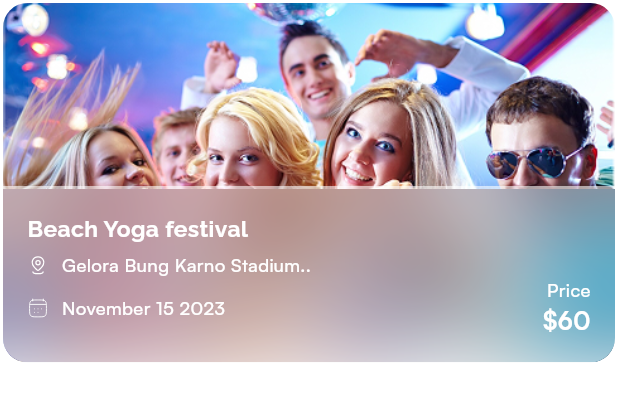
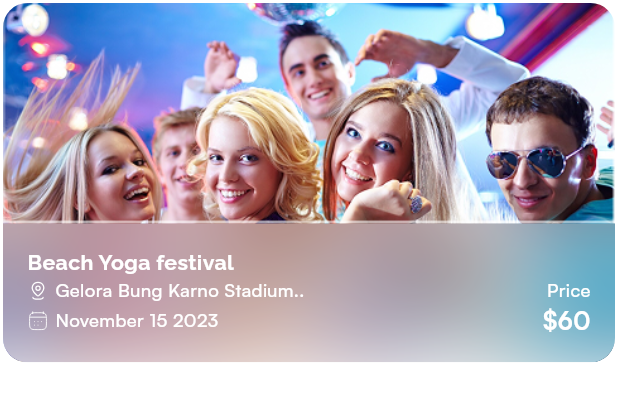
Before and after one commit to Jossyboydgenius/BetterBreaks, a Flutter app: the EventCard widget shown alone on an empty page, opened directly, on a phone screen of 412 x 824 dp. Shown: the top 401 px of the screen. Run offline on Flutter 3.47's test engine with Material 3 defaults, Android fonts, the phone set to English and light mode, and no system bars; our stand-ins replace bot_toast, connectivity_plus, dots_indicator, flutter_dotenv, flutter_screenutil, flutter_svg and 3 more; project files that could hold a hidden picture were left out.

Commit message:
Refactor EventCard layout for improved readability and styling. Adjust font sizes, enhance location and price display with icons, and streamline content structure for better visual hierarchy.

```diff
--- a/lib/ui/widgets/event_card.dart
+++ b/lib/ui/widgets/event_card.dart
@@ -40,7 +40,7 @@ class EventCard extends StatelessWidget {
         );
       },
       child: Container(
-        height: 240.h, // Increased height
+        height: 240.h,
         decoration: BoxDecoration(
           borderRadius: BorderRadius.circular(16.r),
           border: Border.all(
@@ -52,18 +52,22 @@ class EventCard extends StatelessWidget {
           borderRadius: BorderRadius.circular(16.r),
           child: Stack(
             children: [
+              // Background image
               AppImages(
                 imagePath: image,
                 width: double.infinity,
                 height: double.infinity,
                 fit: BoxFit.cover,
               ),
+
+              // Content overlay
               Positioned(
                 left: 0,
                 right: 0,
                 bottom: 0,
                 child: Column(
                   children: [
+                    // White separator line
                     Container(
                       height: 2.h,
                       color: Colors.white.withOpacity(0.6),
@@ -77,23 +81,31 @@ class EventCard extends StatelessWidget {
                           child: Column(
                             crossAxisAlignment: CrossAxisAlignment.start,
                             children: [
+                              // Title
                               Text(
                                 title,
                                 style: AppTextStyle.raleway(
-                                  fontSize: 15.sp,
+                                  fontSize: 14.sp,
                                   fontWeight: FontWeight.w700,
                                   color: Colors.white,
                                 ),
                               ),
-                              SizedBox(height: 4.h),
+                              // SizedBox(height: 4.h),
+
+                              // Location and Price label in a row
                               Row(
+                                crossAxisAlignment: CrossAxisAlignment.start,
+                                children: [
+                                  // Location and icon
+                                  Expanded(
+                                    child: Row(
                                       children: [
                                         AppIcons(
                                           icon: AppIconData.location01,
                                           size: 14.r,
                                           color: Colors.white,
                                         ),
-                                  SizedBox(width: 8.w),
+                                        SizedBox(width: 4.w),
                                         Expanded(
                                           child: Text(
                                             location,
@@ -102,19 +114,40 @@ class EventCard extends StatelessWidget {
                                               fontWeight: FontWeight.w500,
                                               color: Colors.white,
                                             ),
+                                            overflow: TextOverflow.ellipsis,
                                           ),
                                         ),
                                       ],
                                     ),
-                              // SizedBox(height: 4.h),
+                                  ),
+
+                                  // Price label (right aligned)
+                                  Text(
+                                    'Price',
+                                    style: AppTextStyle.satoshi(
+                                      fontSize: 12.sp,
+                                      fontWeight: FontWeight.w500,
+                                      color: Colors.white,
+                                    ),
+                                  ),
+                                ],
+                              ),
+
+                              // SizedBox(height: 14.h),
+
+                              // Date and Price value in a row
                               Row(
+                                children: [
+                                  // Date
+                                  Expanded(
+                                    child: Row(
                                       children: [
                                         AppIcons(
                                           icon: AppIconData.calendar01,
                                           size: 14.r,
                                           color: Colors.white,
                                         ),
-                                  SizedBox(width: 8.w),
+                                        SizedBox(width: 4.w),
                                         Text(
                                           date,
                                           style: AppTextStyle.satoshi(
@@ -123,18 +156,11 @@ class EventCard extends StatelessWidget {
                                             color: Colors.white,
                                           ),
                                         ),
-                                  const Spacer(),
-                                  Column(
-                                    crossAxisAlignment: CrossAxisAlignment.end,
-                                    children: [
-                                      Text(
-                                        'Price',
-                                        style: AppTextStyle.satoshi(
-                                          fontSize: 12.sp,
-                                          fontWeight: FontWeight.w500,
-                                          color: Colors.white,
+                                      ],
                                     ),
                                   ),
+
+                                  // Price value
                                   Text(
                                     price,
                                     style: AppTextStyle.satoshi(
@@ -142,8 +168,6 @@ class EventCard extends StatelessWidget {
                                       fontWeight: FontWeight.w600,
                                       color: Colors.white,
                                     ),
-                                      ),
-                                    ],
                                   ),
                                 ],
                               ),
```
Lines whose indentation alone changed are shown as unchanged.
